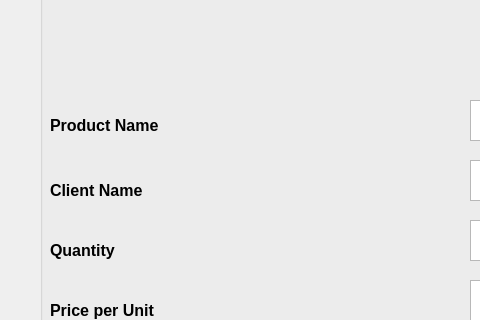
Qt form designs/new_items_ui.ui (santoshki/sales_software) before a commit; both pictures show x 0 to 480 and y 150 to 470 of the 859 by 857 pixel window.
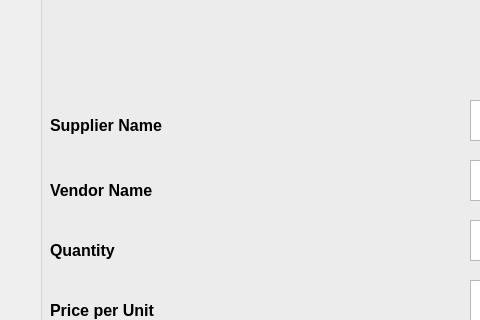
The same form after that commit. Icons and pictures are not drawn.

Commit message: Updated main UI, added sales UI screen.

```diff
--- a/designs/new_items_ui.ui
+++ b/designs/new_items_ui.ui
@@ -137,7 +137,7 @@
      </font>
     </property>
     <property name="text">
-     <string>Product Name</string>
+     <string>Supplier Name</string>
     </property>
    </widget>
    <widget class="QLabel" name="label_3">
@@ -353,7 +353,7 @@
      </font>
     </property>
     <property name="text">
-     <string>Client Name</string>
+     <string>Vendor Name</string>
     </property>
    </widget>
    <widget class="QPlainTextEdit" name="quantity">
```
The commit also changes 6 other files.
